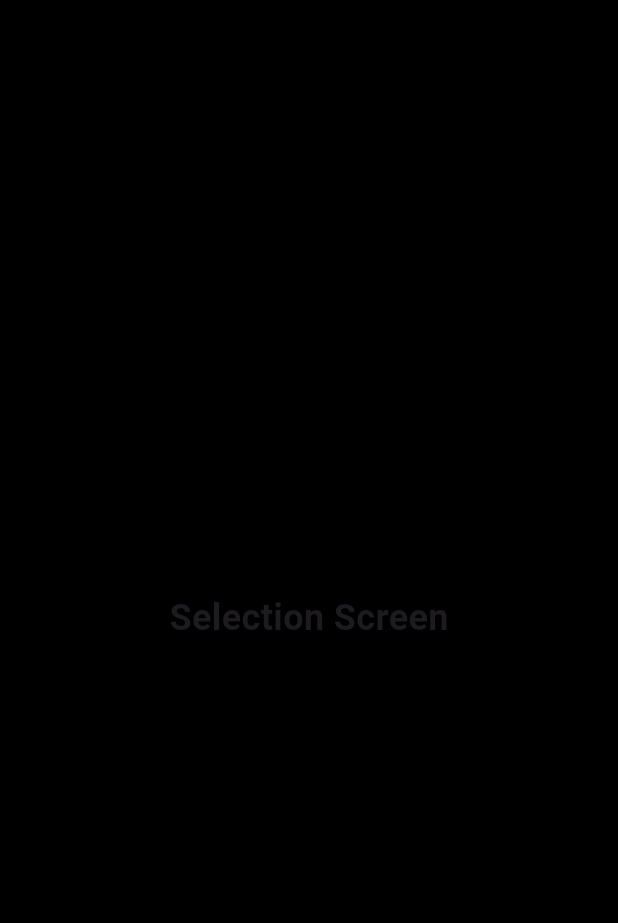
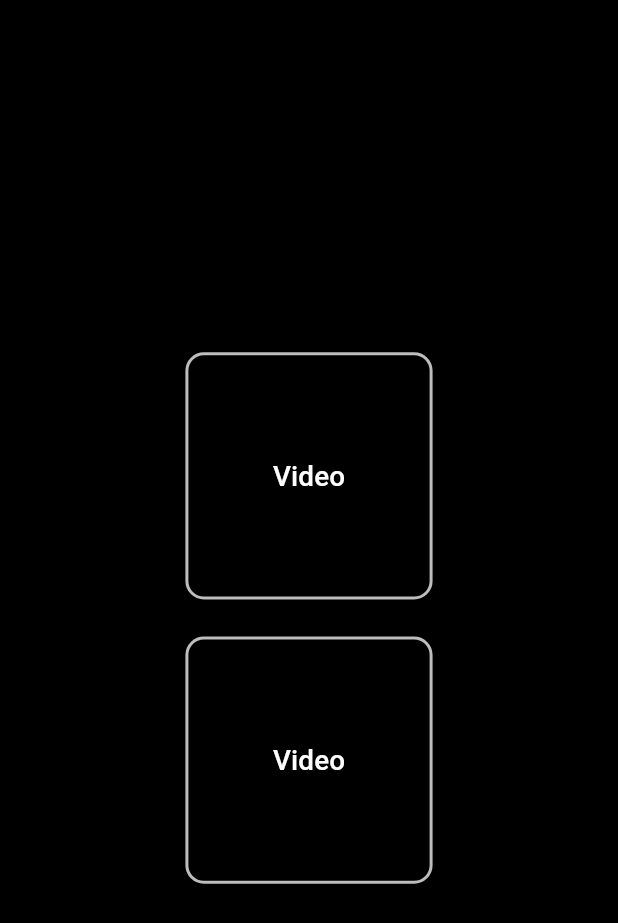
Before and after one commit to NikhilD1998/video_editor, a Flutter app: the screen it shows after launch, on a phone screen of 412 x 824 dp. Shown: the top 923 px of the screen. Run offline on Flutter 3.47's test engine with Material 3 defaults, Android fonts, the light colour scheme and no system bars.

Commit message:
Refactor selection screen layout and add custom button widget

```diff
--- a/lib/screens/selection_screen.dart
+++ b/lib/screens/selection_screen.dart
@@ -1,15 +1,31 @@
 import 'package:flutter/material.dart';
+import 'package:video_editor/helpers/screen_sizes.dart';
+import 'package:video_editor/widgets/custom_button.dart';
 
 class SelectionScreen extends StatelessWidget {
   const SelectionScreen({super.key});
 
   @override
   Widget build(BuildContext context) {
-    return const Scaffold(
+    final double buttonSize = ScreenSizes.width(context) * 0.4;
+
+    return Scaffold(
       body: Center(
-        child: Text(
-          'Selection Screen',
-          style: TextStyle(fontSize: 24, fontWeight: FontWeight.bold),
+        child: Column(
+          mainAxisSize: MainAxisSize.min,
+          children: [
+            SizedBox(
+              width: buttonSize,
+              height: buttonSize,
+              child: CustomButton(onPressed: () {}, text: 'Video'),
+            ),
+            SizedBox(height: ScreenSizes.height(context) * 0.03),
+            SizedBox(
+              width: buttonSize,
+              height: buttonSize,
+              child: CustomButton(onPressed: () {}, text: 'Audio'),
+            ),
+          ],
         ),
       ),
     );
--- /dev/null
+++ b/lib/widgets/custom_button.dart
@@ -0,0 +1,34 @@
+import 'package:flutter/material.dart';
+import 'package:video_editor/helpers/screen_sizes.dart';
+
+class CustomButton extends StatelessWidget {
+  const CustomButton({super.key, required this.onPressed, required this.text});
+
+  final VoidCallback onPressed;
+  final String text;
+
+  @override
+  Widget build(BuildContext context) {
+    return OutlinedButton(
+      style: OutlinedButton.styleFrom(
+        backgroundColor: Colors.transparent,
+        side: BorderSide(color: Colors.grey[400]!, width: 2),
+        shape: RoundedRectangleBorder(
+          borderRadius: BorderRadius.circular(
+            ScreenSizes.width(context) * 0.03,
+          ),
+        ),
+      ),
+      onPressed: () {
+        // TODO: Navigate to video screen
+      },
+      child: Text(
+        'Video',
+        style: TextStyle(
+          color: Colors.white,
+          fontSize: ScreenSizes.width(context) * 0.045,
+        ),
+      ),
+    );
+  }
+}
```
